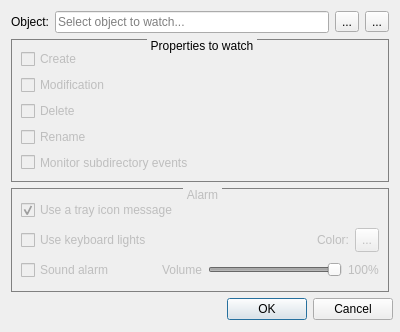
Above: AddObjectDialog.ui from FelixdelasPozas/FilesystemWatcher before the change. Below: the same form after it.
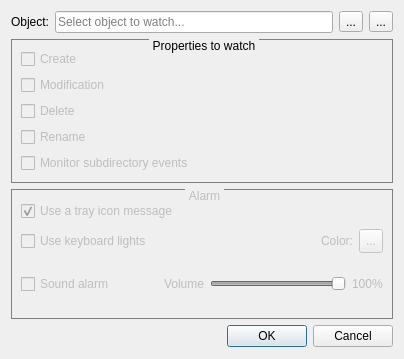
That is the form after the change. Icons and pictures are not drawn.

Commit message: Update Qt to version 6. Removed botton buttons in favor or tool buttons. Changed icons. Bump to version 1.2

```diff
--- a/AddObjectDialog.ui
+++ b/AddObjectDialog.ui
@@ -7,21 +7,9 @@
     <x>0</x>
     <y>0</y>
     <width>400</width>
-    <height>332</height>
+    <height>359</height>
    </rect>
   </property>
-  <property name="minimumSize">
-   <size>
-    <width>400</width>
-    <height>332</height>
-   </size>
-  </property>
-  <property name="maximumSize">
-   <size>
-    <width>400</width>
-    <height>332</height>
-   </size>
-  </property>
   <property name="windowTitle">
    <string>Add object</string>
   </property>
@@ -58,6 +46,12 @@
         <iconset resource="rsc/resources.qrc">
          <normaloff>:/FilesystemWatcher/file.svg</normaloff>:/FilesystemWatcher/file.svg</iconset>
        </property>
+       <property name="iconSize">
+        <size>
+         <width>16</width>
+         <height>16</height>
+        </size>
+       </property>
       </widget>
      </item>
      <item>
```
Left out of the diff: 14 changed lines with no effect on the pictures. The commit also changes 30 other files.
